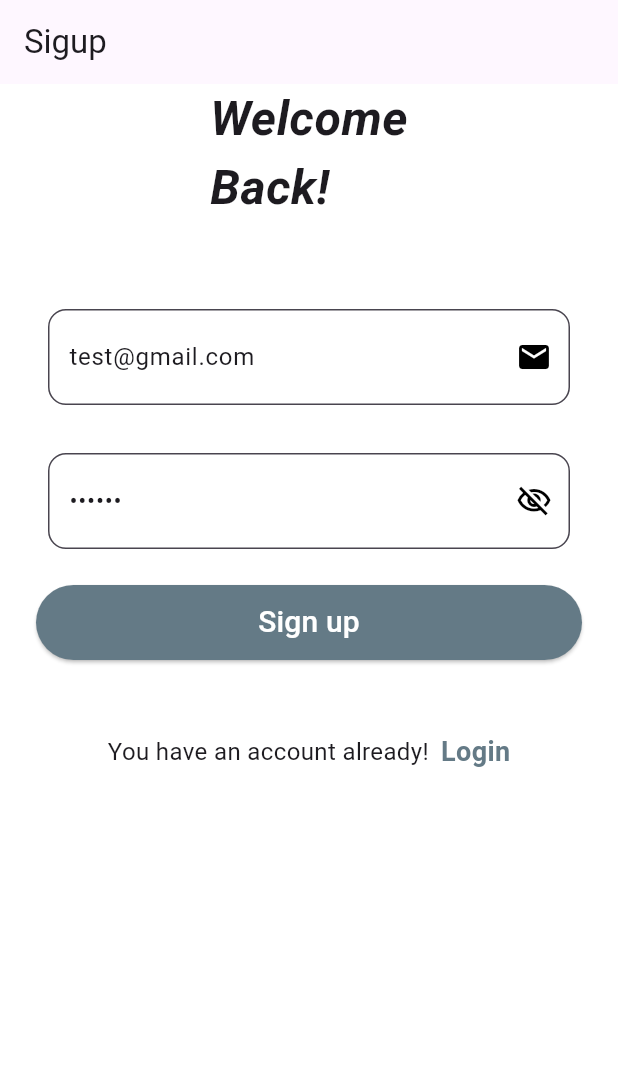
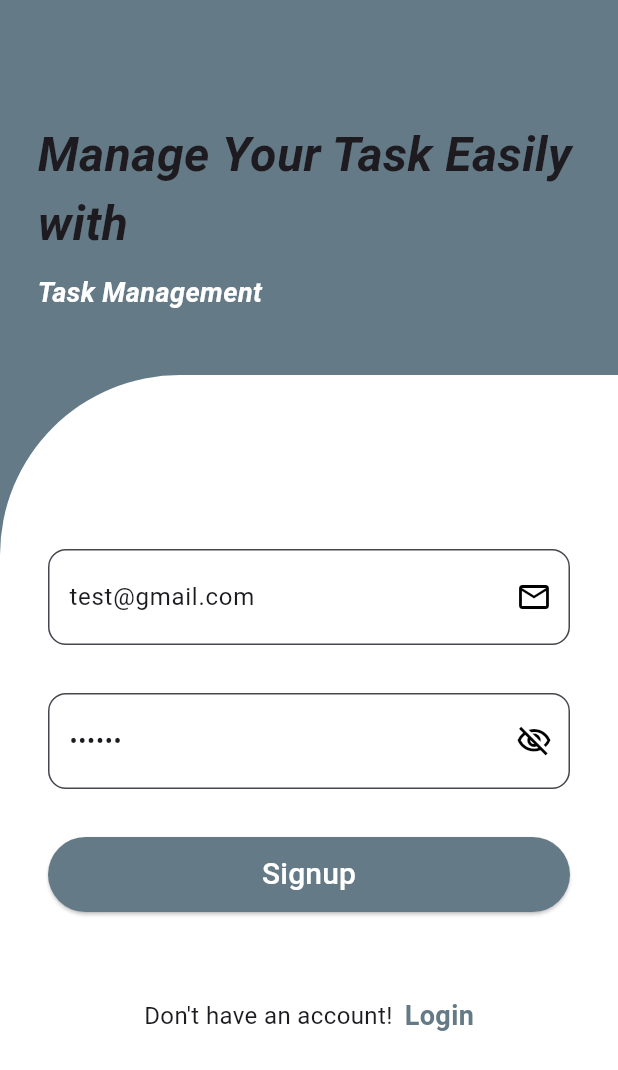
Before and after one commit to kashpour/TaskManagmentBloc, a Flutter app: the screen it shows after launch, after a tap on "Sign Up", on a phone screen of 412 x 824 dp. Shown: the top 1070 px of the screen. Run offline on Flutter 3.47's test engine with Material 3 defaults, Android fonts, the phone set to English and light mode, and no system bars; our stand-ins replace bloc, cloud_firestore, firebase_auth, firebase_core, flutter_bloc; accounts and stored records are empty; network calls fail.

Commit message:
commit all layout view commit

```diff
--- a/lib/features/auth/view/login/login_view.dart
+++ b/lib/features/auth/view/login/login_view.dart
@@ -29,20 +29,38 @@ class LoginView extends StatelessWidget {
               ));
         } else if (state is AuthForgetPasswordState) {
           ScaffoldMessenger.of(context).showSnackBar(const SnackBar(
-              content: Text('An Email has been sent to reset your password')));
+            content: Text('An Email has been sent to reset your password'),
+            duration: Duration(seconds: 1),
+          ));
         } else if (state is AuthLoadedFailureSate) {
           ScaffoldMessenger.of(context)
-              .showSnackBar(SnackBar(content: Text(state.failureMessage)));
+              .showSnackBar(SnackBar(
+                content: Text(state.failureMessage),
+                duration: const Duration(seconds: 1),
+              ))
+              .close;
         }
       },
       child: Scaffold(
           backgroundColor: Colors.white,
-        appBar: AppBar(
-          automaticallyImplyLeading: false,
-        ),
-        body: Column(
+          body: Stack(
             children: [
-            const Text(
+              Positioned(
+                top: 0,
+                child: Container(
+                  height: 400,
+                  width: MediaQuery.of(context).size.width,
+                  decoration: const BoxDecoration(
+                      color: mainColor,
+                      borderRadius: BorderRadius.only(
+                        bottomRight: Radius.circular(120),
+                      )),
+                  child: const Padding(
+                    padding: EdgeInsets.only(left: 25.0, top: 80),
+                    child: Column(
+                      crossAxisAlignment: CrossAxisAlignment.start,
+                      children: [
+                        Text(
                           'Welcome\nBack!',
                           style: TextStyle(
                             fontSize: 32.0,
@@ -50,7 +68,8 @@ class LoginView extends StatelessWidget {
                             fontStyle: FontStyle.italic,
                           ),
                         ),
-            const Text(
+                        SizedBox(height: 10),
+                        Text(
                           'Hey! Good to see you again',
                           style: TextStyle(
                             fontSize: 18.0,
@@ -59,10 +78,24 @@ class LoginView extends StatelessWidget {
                             fontStyle: FontStyle.italic,
                           ),
                         ),
-            Padding(
-              padding: const EdgeInsets.all(16.0),
+                      ],
+                    ),
+                  ),
+                ),
+              ),
+              Positioned(
+                top: 250,
+                child: Container(
+                  width: MediaQuery.of(context).size.width,
+                  height: MediaQuery.of(context).size.height,
+                  decoration: const BoxDecoration(
+                      color: Colors.white,
+                      borderRadius:
+                          BorderRadius.only(topLeft: Radius.circular(120))),
+                  child: Padding(
+                    padding: const EdgeInsets.fromLTRB(16.0, 100, 16.0, 16.0),
                     child: Column(
-                mainAxisAlignment: MainAxisAlignment.center,
+                      mainAxisAlignment: MainAxisAlignment.start,
                       crossAxisAlignment: CrossAxisAlignment.center,
                       children: [
                         Padding(
@@ -74,13 +107,14 @@ class LoginView extends StatelessWidget {
                               filled: true,
                               hintText: 'Email',
                               hintStyle: const TextStyle(color: Colors.black),
-                        floatingLabelBehavior: FloatingLabelBehavior.always,
+                              floatingLabelBehavior:
+                                  FloatingLabelBehavior.always,
                               contentPadding: const EdgeInsets.symmetric(
                                   vertical: 20.0, horizontal: 10.0),
                               border: OutlineInputBorder(
                                   borderRadius: BorderRadius.circular(12)),
                               suffixIcon: const Icon(
-                          Icons.email,
+                                Icons.email_outlined,
                                 color: Colors.black,
                               ),
                             ),
@@ -101,8 +135,10 @@ class LoginView extends StatelessWidget {
                                   fillColor: Colors.white,
                                   filled: true,
                                   hintText: 'Password',
-                            hintStyle: const TextStyle(color: Colors.black),
-                            floatingLabelBehavior: FloatingLabelBehavior.always,
+                                  hintStyle:
+                                      const TextStyle(color: Colors.black),
+                                  floatingLabelBehavior:
+                                      FloatingLabelBehavior.always,
                                   contentPadding: const EdgeInsets.symmetric(
                                       vertical: 20.0, horizontal: 10.0),
                                   border: OutlineInputBorder(
@@ -128,8 +164,8 @@ class LoginView extends StatelessWidget {
                           child: ElevatedButton(
                             style: ElevatedButton.styleFrom(
                                 backgroundColor: mainColor,
-                          fixedSize:
-                              Size(MediaQuery.of(context).size.width, 50)),
+                                fixedSize: Size(
+                                    MediaQuery.of(context).size.width, 50)),
                             onPressed: () {
                               context.read<AuthBloc>().add(
                                   AuthLoginButtonPressedEvent(
@@ -138,7 +174,8 @@ class LoginView extends StatelessWidget {
                             },
                             child: const Text(
                               'Log in',
-                        style: TextStyle(color: Colors.white, fontSize: 20.0),
+                              style: TextStyle(
+                                  color: Colors.white, fontSize: 20.0),
                             ),
                           ),
                         ),
@@ -156,7 +193,8 @@ class LoginView extends StatelessWidget {
                                 child: const Text(
                                   'Forget Password?',
                                   style: TextStyle(
-                                color: mainColor, fontWeight: FontWeight.bold),
+                                      color: mainColor,
+                                      fontWeight: FontWeight.bold),
                                 ),
                               ),
                             ],
@@ -178,9 +216,8 @@ class LoginView extends StatelessWidget {
                               ),
                               GestureDetector(
                                   onTap: () {
-                              context
-                                  .read<AuthBloc>()
-                                  .add(AuthNavigateToSignupPressedEvent());
+                                    context.read<AuthBloc>().add(
+                                        AuthNavigateToSignupPressedEvent());
                                   },
                                   child: const Text(
                                     'Sign Up',
@@ -194,10 +231,11 @@ class LoginView extends StatelessWidget {
                         )
                       ],
                     ),
+                  ),
+                ),
               )
             ],
-        ),
-      ),
+          )),
     );
   }
 }
--- a/lib/features/auth/view/signup/signup_view.dart
+++ b/lib/features/auth/view/signup/signup_view.dart
@@ -23,37 +23,46 @@ class SignupView extends StatelessWidget {
           Navigator.push(
               context, MaterialPageRoute(builder: (context) => LoginView()));
         } else if (state is AuthSignupState) {
-          ScaffoldMessenger.of(context).showSnackBar(const SnackBar(
-              content: Text('You Signed up successfully. Please login'))).close;
+          ScaffoldMessenger.of(context)
+              .showSnackBar(const SnackBar(
+                content: Text('You Signed up successfully. Please login'),
+                duration: Duration(seconds: 1),
+              ))
+              .close;
           Navigator.push(
               context, MaterialPageRoute(builder: (context) => LoginView()));
         }
       },
       child: Scaffold(
           backgroundColor: Colors.white,
-        appBar: AppBar(
-          automaticallyImplyLeading: false,
-          title: const Text('Sigup'),
-        ),
-        body: BlocBuilder<AuthBloc, AuthState>(
-          builder: (context, state) {
-            if (state is AuthLoadingState) {
-              const Center(
-                child: CircularProgressIndicator(),
-              );
-            }
-            return Column(
+          body: Stack(
             children: [
-                const Text(
-                  'Welcome\nBack!',
+              Positioned(
+                top: 0,
+                child: Container(
+                  height: 400,
+                  width: MediaQuery.of(context).size.width,
+                  decoration: const BoxDecoration(
+                      color: mainColor,
+                      borderRadius: BorderRadius.only(
+                        bottomRight: Radius.circular(120),
+                      )),
+                  child: const Padding(
+                    padding: EdgeInsets.only(left: 25.0, top: 80),
+                    child: Column(
+                      crossAxisAlignment: CrossAxisAlignment.start,
+                      children: [
+                        Text(
+                          'Manage Your Task Easily with',
                           style: TextStyle(
                             fontSize: 32.0,
                             fontWeight: FontWeight.bold,
                             fontStyle: FontStyle.italic,
                           ),
                         ),
-                const Text(
-                  'Hey! Good to see you again',
+                        SizedBox(height: 10),
+                        Text(
+                          'Task Management',
                           style: TextStyle(
                             fontSize: 18.0,
                             color: Colors.white,
@@ -61,10 +70,24 @@ class SignupView extends StatelessWidget {
                             fontStyle: FontStyle.italic,
                           ),
                         ),
-                Padding(
-                  padding: const EdgeInsets.all(16.0),
+                      ],
+                    ),
+                  ),
+                ),
+              ),
+              Positioned(
+                top: 250,
+                child: Container(
+                  width: MediaQuery.of(context).size.width,
+                  height: MediaQuery.of(context).size.height,
+                  decoration: const BoxDecoration(
+                      color: Colors.white,
+                      borderRadius:
+                          BorderRadius.only(topLeft: Radius.circular(120))),
+                  child: Padding(
+                    padding: const EdgeInsets.fromLTRB(16.0, 100, 16.0, 16.0),
                     child: Column(
-                    mainAxisAlignment: MainAxisAlignment.center,
+                      mainAxisAlignment: MainAxisAlignment.start,
                       crossAxisAlignment: CrossAxisAlignment.center,
                       children: [
                         Padding(
@@ -76,13 +99,14 @@ class SignupView extends StatelessWidget {
                               filled: true,
                               hintText: 'Email',
                               hintStyle: const TextStyle(color: Colors.black),
-                            floatingLabelBehavior: FloatingLabelBehavior.always,
+                              floatingLabelBehavior:
+                                  FloatingLabelBehavior.always,
                               contentPadding: const EdgeInsets.symmetric(
                                   vertical: 20.0, horizontal: 10.0),
                               border: OutlineInputBorder(
                                   borderRadius: BorderRadius.circular(12)),
                               suffixIcon: const Icon(
-                              Icons.email,
+                                Icons.email_outlined,
                                 color: Colors.black,
                               ),
                             ),
@@ -101,9 +125,10 @@ class SignupView extends StatelessWidget {
                                 obscureText: isObscurePassword,
                                 decoration: InputDecoration(
                                   fillColor: Colors.white,
-                                filled: isObscurePassword,
+                                  filled: true,
                                   hintText: 'Password',
-                                hintStyle: const TextStyle(color: Colors.black),
+                                  hintStyle:
+                                      const TextStyle(color: Colors.black),
                                   floatingLabelBehavior:
                                       FloatingLabelBehavior.always,
                                   contentPadding: const EdgeInsets.symmetric(
@@ -127,12 +152,12 @@ class SignupView extends StatelessWidget {
                           ),
                         ),
                         Padding(
-                        padding: const EdgeInsets.all(8.0),
+                          padding: const EdgeInsets.all(16.0),
                           child: ElevatedButton(
                             style: ElevatedButton.styleFrom(
                                 backgroundColor: mainColor,
-                              fixedSize:
-                                  Size(MediaQuery.of(context).size.width, 50)),
+                                fixedSize: Size(
+                                    MediaQuery.of(context).size.width, 50)),
                             onPressed: () {
                               context.read<AuthBloc>().add(
                                   AuthSignupButtonPressedEvent(
@@ -140,9 +165,9 @@ class SignupView extends StatelessWidget {
                                       password: txtPassword.text));
                             },
                             child: const Text(
-                            'Sign up',
-                            style:
-                                TextStyle(color: Colors.white, fontSize: 20.0),
+                              'Signup',
+                              style: TextStyle(
+                                  color: Colors.white, fontSize: 20.0),
                             ),
                           ),
                         ),
@@ -152,7 +177,7 @@ class SignupView extends StatelessWidget {
                             mainAxisAlignment: MainAxisAlignment.center,
                             children: [
                               const Text(
-                              "You have an account already!",
+                                "Don't have an account!",
                                 style: TextStyle(
                                   fontSize: 16.0,
                                 ),
@@ -178,12 +203,11 @@ class SignupView extends StatelessWidget {
                         )
                       ],
                     ),
+                  ),
+                ),
               )
             ],
-            );
-          },
-        ),
-      ),
+          )),
     );
   }
 }
```
Lines whose indentation alone changed are shown as unchanged.
